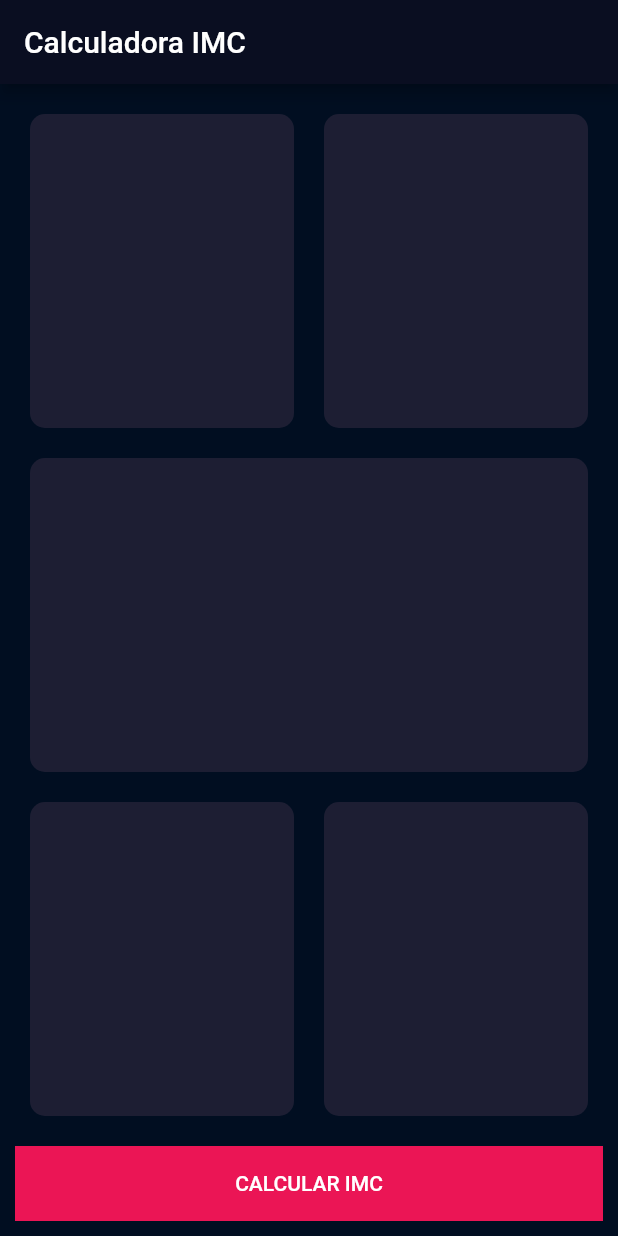
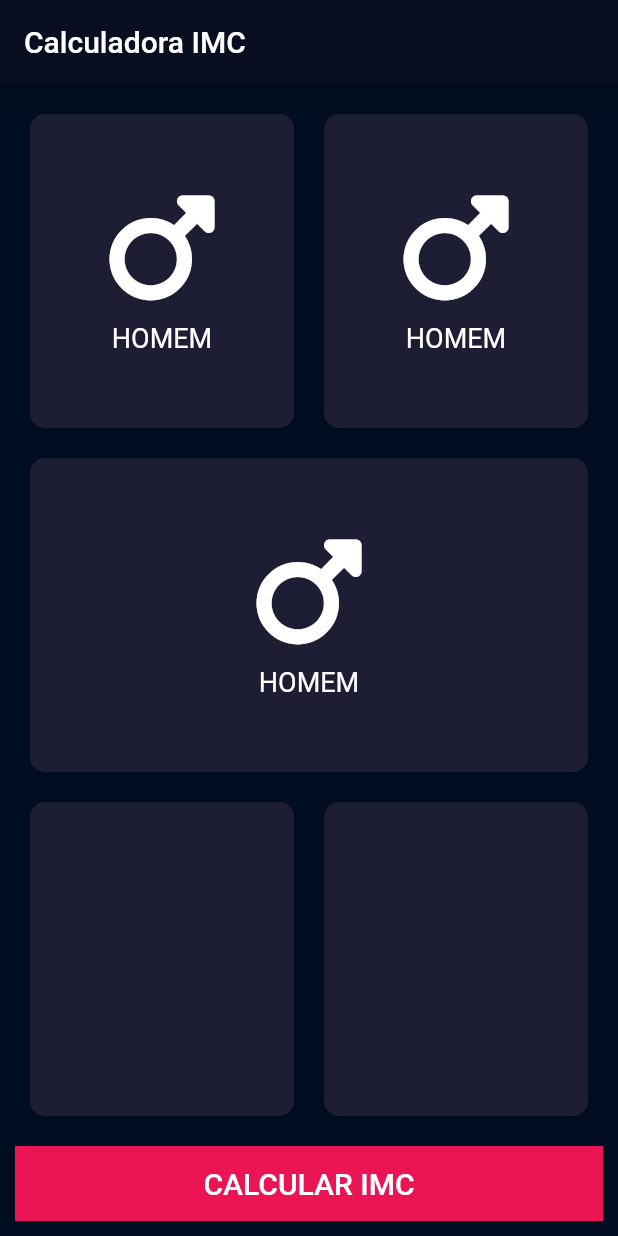
Before and after one commit to tbdbatista/bmi-calculator, a Flutter app: the screen it shows after launch, on a phone screen of 412 x 824 dp. Run offline on Flutter 3.47's test engine with Material 2 defaults, Android fonts, the phone set to English and light mode, and no system bars; our stand-ins replace font_awesome_flutter.

Commit message:
ChildContainer - create and format childContainer first version - Thiago Batista

```diff
--- a/lib/calculator_container.dart
+++ b/lib/calculator_container.dart
@@ -1,4 +1,5 @@
 import 'package:flutter/cupertino.dart';
+import 'package:font_awesome_flutter/font_awesome_flutter.dart';
 
 import 'my_colors.dart';
 
@@ -27,8 +28,24 @@ class ChildContainer extends StatelessWidget {
 
   @override
   Widget build(BuildContext context) {
-    return Container(
-      child: Text("lalalala"),
+    return Column(
+      mainAxisAlignment: MainAxisAlignment.center,
+      children: const [
+        Icon(
+          FontAwesomeIcons.mars,
+          size: 80,
+        ),
+        SizedBox(
+          height: 10,
+        ),
+        Text(
+          'HOMEM',
+          style: TextStyle(
+            fontSize: 18,
+            color: MyColors.foregroundColor,
+          ),
+        ),
+      ],
     );
   }
 }
--- a/lib/calculator_page.dart
+++ b/lib/calculator_page.dart
@@ -29,12 +29,27 @@ class _BMICalculatorPageState extends State<BMICalculatorPage> {
             Expanded(
               child: Row(
                 children: const [
-                  Expanded(child: CalculatorContainer()),
-                  Expanded(child: CalculatorContainer()),
+                  Expanded(
+                      child: CalculatorContainer(
+                    childContainer: ChildContainer(),
+                  )),
+                  Expanded(
+                      child: CalculatorContainer(
+                    childContainer: ChildContainer(),
+                  )),
                 ],
               ),
             ),
-            const Expanded(child: CalculatorContainer()),
+            Expanded(
+              child: Row(
+                children: const [
+                  Expanded(
+                      child: CalculatorContainer(
+                    childContainer: ChildContainer(),
+                  )),
+                ],
+              ),
+            ),
             Expanded(
               child: Row(
                 children: const [
@@ -50,11 +65,13 @@ class _BMICalculatorPageState extends State<BMICalculatorPage> {
               height: bottomButtonHeight,
               child: TextButton(
                 onPressed: () {},
-                style: ButtonStyle(
-                  foregroundColor: MaterialStateProperty.all<Color?>(
-                      MyColors.foregroundColor),
-                ),
-                child: const Text('CALCULAR IMC'),
+                // style: ButtonStyle(
+                //   foregroundColor: MaterialStateProperty.all<Color?>(
+                //       MyColors.foregroundColor),
+                // ),
+                child: const Text('CALCULAR IMC',
+                    style: TextStyle(
+                        fontSize: 20, color: MyColors.foregroundColor)),
               ),
             )
           ],
```
